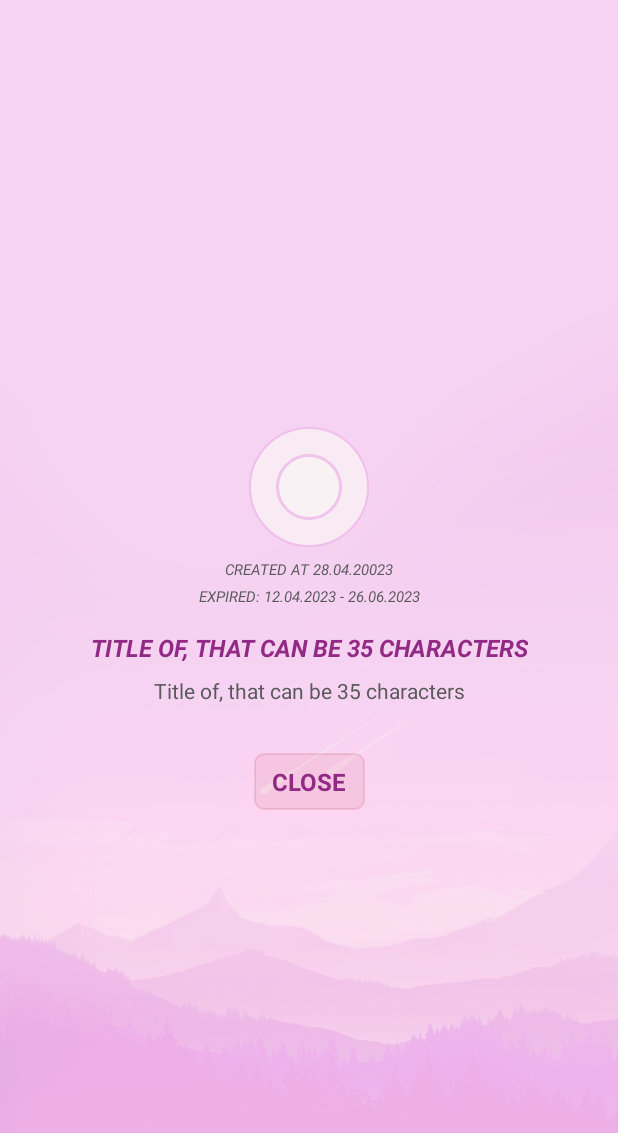
After one commit to dentorion/Tasks, an Android app: the layout task_details_dialog.xml on its own in the app's theme, with its tools: preview values and no code run, on a phone screen of 412 x 824 dp. The commit adds this screen. Shown: the top 1133 px of the screen. Run offline under Robolectric (Android 15) with nearby library versions, the phone set to English and light mode, and no system bars.

Commit message:
Add dialog window on long press task.

```diff
--- a/app/src/main/java/com/entin/lighttasks/data/db/TaskDao.kt
+++ b/app/src/main/java/com/entin/lighttasks/data/db/TaskDao.kt
@@ -32,10 +32,10 @@ interface TaskDao {
 
     // SORT_BY_DATE
 
-    @Query("SELECT * FROM tasks WHERE (is_finished != :hideFinished OR is_finished = 0) AND (is_task_expired != :hideDatePick OR is_task_expired = 0) AND title LIKE '%' || :search || '%' ORDER BY is_finished ASC, date_created ASC")
+    @Query("SELECT * FROM tasks WHERE (is_finished != :hideFinished OR is_finished = 0) AND (is_task_expired != :hideDatePick OR is_task_expired = 0) AND title LIKE '%' || :search || '%' ORDER BY is_finished ASC, created_at ASC")
     fun getTasksSortedByDateCreatedAsc(search: String, hideFinished: Boolean, hideDatePick: Boolean): Flow<List<Task>>
 
-    @Query("SELECT * FROM tasks WHERE (is_finished != :hideFinished OR is_finished = 0) AND (is_task_expired != :hideDatePick OR is_task_expired = 0) AND title LIKE '%' || :search || '%' ORDER BY is_finished ASC, date_created DESC")
+    @Query("SELECT * FROM tasks WHERE (is_finished != :hideFinished OR is_finished = 0) AND (is_task_expired != :hideDatePick OR is_task_expired = 0) AND title LIKE '%' || :search || '%' ORDER BY is_finished ASC, created_at DESC")
     fun getTasksSortedByDateCreatedDesc(search: String, hideFinished: Boolean, hideDatePick: Boolean): Flow<List<Task>>
 
     // SORT_BY_IMPORTANT
--- a/app/src/main/java/com/entin/lighttasks/domain/entity/Task.kt
+++ b/app/src/main/java/com/entin/lighttasks/domain/entity/Task.kt
@@ -23,7 +23,7 @@ data class Task(
     @ColumnInfo(name = "message") val message: String,
     @ColumnInfo(name = "is_finished") val finished: Boolean = false,
     @ColumnInfo(name = "is_important") val important: Boolean = false,
-    @ColumnInfo(name = "date_created") val date: Long = System.currentTimeMillis(),
+    @ColumnInfo(name = "created_at") val createdAt: Long = System.currentTimeMillis(),
     @ColumnInfo(name = "task_group") val group: Int,
     @ColumnInfo(name = "position") var position: Int = Int.MAX_VALUE,
     @ColumnInfo(name = "expire_date_first") var expireDateFirst: Long = ZERO_LONG,
--- a/app/src/main/java/com/entin/lighttasks/presentation/util/Constants.kt
+++ b/app/src/main/java/com/entin/lighttasks/presentation/util/Constants.kt
@@ -15,6 +15,12 @@ const val LANGUAGE_ENGLISH_SHOT = "en"
 const val LANGUAGE_SPANISH_SHOT = "es"
 const val LANGUAGE_POLISH_SHOT = "pl"
 const val LANGUAGE_UKRAINE_SHOT = "uk"
+
+/**
+ * Date formatting
+ */
+
+const val DATE_FORMAT_STANDARD = "dd/MM/yyyy"
 
 /**
  * Fields name for AddEditTaskViewModel
--- a/app/src/main/java/com/entin/lighttasks/presentation/util/DateExtensions.kt
+++ b/app/src/main/java/com/entin/lighttasks/presentation/util/DateExtensions.kt
@@ -8,18 +8,18 @@ import java.util.Date
 import java.util.Locale
 
 fun Date.toFormattedString(): String {
-    val dateFormat = SimpleDateFormat("dd/MM/yyyy", Locale.ENGLISH)
+    val dateFormat = SimpleDateFormat(DATE_FORMAT_STANDARD, Locale.getDefault())
     return dateFormat.format(this)
 }
 
 fun Long.toFormattedDateString(): String {
     val date = Date(this)
-    val dateFormat = SimpleDateFormat("dd/MM/yyyy", Locale.ENGLISH)
+    val dateFormat = SimpleDateFormat(DATE_FORMAT_STANDARD, Locale.getDefault())
     return dateFormat.format(date)
 }
 
 fun convertUnixTimestampToYearMonthDay(timestamp: Long): Triple<Int, Int, Int> {
-    val dateFormat = SimpleDateFormat("yyyy-MM-dd", Locale.getDefault())
+    val dateFormat = SimpleDateFormat(DATE_FORMAT_STANDARD, Locale.getDefault())
     val date = Date(timestamp) // Convert seconds to milliseconds
 
     val formattedDate = dateFormat.format(date)
--- a/app/src/main/res/layout/sort_task_dialog.xml
+++ b/app/src/main/res/layout/sort_task_dialog.xml
@@ -72,7 +72,7 @@
         app:layout_constraintEnd_toEndOf="parent"
         app:layout_constraintStart_toStartOf="parent"
         app:layout_constraintTop_toTopOf="parent"
-        app:layout_constraintVertical_chainStyle="packed" />
+        app:layout_constraintVertical_chainStyle="spread_inside" />
 
 
 </androidx.constraintlayout.widget.ConstraintLayout>
--- /dev/null
+++ b/app/src/main/res/layout/task_details_dialog.xml
@@ -0,0 +1,125 @@
+<?xml version="1.0" encoding="utf-8"?>
+<androidx.constraintlayout.widget.ConstraintLayout xmlns:android="http://schemas.android.com/apk/res/android"
+    xmlns:app="http://schemas.android.com/apk/res-auto"
+    xmlns:tools="http://schemas.android.com/tools"
+    android:layout_width="match_parent"
+    android:layout_height="match_parent"
+    android:background="@drawable/background_main_new"
+    android:elevation="@dimen/common_dialog_elevation_constraint"
+    android:padding="@dimen/common_dialog_padding_constraint"
+    tools:layout_editor_absoluteY="25dp">
+
+    <ImageView
+        android:id="@+id/dialog_task_details_task_circle"
+        android:layout_width="80dp"
+        android:layout_height="80dp"
+        android:alpha="@dimen/trash_basket_opacity_delete"
+        app:layout_constraintBottom_toTopOf="@+id/dialog_task_details_created"
+        app:layout_constraintEnd_toEndOf="parent"
+        app:layout_constraintHorizontal_bias="0.5"
+        app:layout_constraintStart_toStartOf="parent"
+        app:layout_constraintTop_toTopOf="parent"
+        app:layout_constraintVertical_chainStyle="packed"
+        app:srcCompat="@drawable/ic_circle" />
+
+    <ImageView
+        android:id="@+id/dialog_task_details_icon_to_show"
+        android:layout_width="52dp"
+        android:layout_height="52dp"
+        android:adjustViewBounds="true"
+        android:alpha="@dimen/small_icon_opacity_size_item"
+        android:paddingHorizontal="4dp"
+        android:paddingVertical="4dp"
+        android:scaleType="fitXY"
+        app:layout_constraintBottom_toBottomOf="@+id/dialog_task_details_task_circle"
+        app:layout_constraintEnd_toEndOf="@+id/dialog_task_details_task_circle"
+        app:layout_constraintStart_toStartOf="@+id/dialog_task_details_task_circle"
+        app:layout_constraintTop_toTopOf="@+id/dialog_task_details_task_circle"
+        app:srcCompat="@drawable/ic_circle" />
+
+    <TextView
+        android:id="@+id/dialog_task_details_created"
+        android:layout_width="wrap_content"
+        android:layout_height="wrap_content"
+        android:layout_marginTop="8dp"
+        android:gravity="center"
+        android:textAllCaps="true"
+        android:textColor="@color/gray"
+        android:textSize="10sp"
+        android:textStyle="italic"
+        app:layout_constraintBottom_toTopOf="@+id/dialog_task_details_expired"
+        app:layout_constraintEnd_toEndOf="@+id/dialog_task_details_task_circle"
+        app:layout_constraintHorizontal_bias="0.5"
+        app:layout_constraintStart_toStartOf="@+id/dialog_task_details_task_circle"
+        app:layout_constraintTop_toBottomOf="@+id/dialog_task_details_task_circle"
+        tools:text="Created at 28.04.20023" />
+
+    <TextView
+        android:id="@+id/dialog_task_details_expired"
+        android:layout_width="wrap_content"
+        android:layout_height="wrap_content"
+        android:layout_marginTop="4dp"
+        android:gravity="center"
+        android:textAllCaps="true"
+        android:textColor="@color/gray"
+        android:textSize="10sp"
+        android:textStyle="italic"
+        app:layout_constraintBottom_toTopOf="@+id/dialog_task_details_title"
+        app:layout_constraintEnd_toEndOf="@+id/dialog_task_details_created"
+        app:layout_constraintHorizontal_bias="0.5"
+        app:layout_constraintStart_toStartOf="@+id/dialog_task_details_created"
+        app:layout_constraintTop_toBottomOf="@+id/dialog_task_details_created"
+        tools:text="Expired: 12.04.2023 - 26.06.2023" />
+
+    <TextView
+        android:id="@+id/dialog_task_details_title"
+        android:layout_width="wrap_content"
+        android:layout_height="wrap_content"
+        android:layout_marginTop="16dp"
+        android:gravity="center"
+        android:textAllCaps="true"
+        android:textColor="@color/color_main"
+        android:textSize="@dimen/text_size_delete"
+        android:textStyle="bold|italic"
+        app:layout_constraintBottom_toTopOf="@+id/dialog_task_details_message"
+        app:layout_constraintEnd_toEndOf="parent"
+        app:layout_constraintHorizontal_bias="0.5"
+        app:layout_constraintStart_toStartOf="parent"
+        app:layout_constraintTop_toBottomOf="@+id/dialog_task_details_expired"
+        tools:text="Title of, that can be 35 characters" />
+
+    <TextView
+        android:id="@+id/dialog_task_details_message"
+        android:layout_width="wrap_content"
+        android:layout_height="wrap_content"
+        android:layout_marginTop="8dp"
+        android:gravity="center"
+        android:textColor="@color/gray"
+        android:textSize="14sp"
+        app:layout_constraintBottom_toTopOf="@+id/dialog_task_details_cancel_button"
+        app:layout_constraintEnd_toEndOf="parent"
+        app:layout_constraintHorizontal_bias="0.5"
+        app:layout_constraintStart_toStartOf="parent"
+        app:layout_constraintTop_toBottomOf="@+id/dialog_task_details_title"
+        tools:text="Title of, that can be 35 characters" />
+
+    <TextView
+        android:id="@+id/dialog_task_details_cancel_button"
+        android:layout_width="wrap_content"
+        android:layout_height="wrap_content"
+        android:layout_marginTop="32dp"
+        android:background="@drawable/important_background"
+        android:paddingHorizontal="12dp"
+        android:paddingVertical="8dp"
+        android:text="@string/close"
+        android:textAllCaps="true"
+        android:textColor="@color/color_main"
+        android:textSize="@dimen/text_size_delete"
+        android:textStyle="bold"
+        app:layout_constraintBottom_toBottomOf="parent"
+        app:layout_constraintEnd_toEndOf="parent"
+        app:layout_constraintHorizontal_bias="0.5"
+        app:layout_constraintStart_toStartOf="parent"
+        app:layout_constraintTop_toBottomOf="@+id/dialog_task_details_message" />
+
+</androidx.constraintlayout.widget.ConstraintLayout>
--- a/app/src/main/res/layout/task_item.xml
+++ b/app/src/main/res/layout/task_item.xml
@@ -2,6 +2,7 @@
 <androidx.constraintlayout.widget.ConstraintLayout xmlns:android="http://schemas.android.com/apk/res/android"
     xmlns:app="http://schemas.android.com/apk/res-auto"
     xmlns:tools="http://schemas.android.com/tools"
+    android:id="@+id/task_root"
     android:layout_width="match_parent"
     android:layout_height="@dimen/height_item"
     android:layout_marginBottom="@dimen/margin_bottom_item"
--- a/app/src/main/res/values/strings.xml
+++ b/app/src/main/res/values/strings.xml
@@ -63,4 +63,6 @@
     <string name="click_me">click me</string>
     <string name="options_show_events">Hide events</string>
     <string name="add_edit_task_add_date_label" >Add time limit</string>
+    <string name="close" >Close</string>
+    <string name="expiration_date_format">Expiration date: %1$s - %2$s</string>
 </resources>
```
Also changed, not shown: app/src/main/java/com/entin/lighttasks/presentation/ui/dialogs/TaskDetailsDialog.kt (added, +62 -0 lines), app/src/main/java/com/entin/lighttasks/presentation/ui/main/AllTasksFragment.kt (+12 -1 lines), app/src/main/java/com/entin/lighttasks/presentation/ui/main/adapter/AllTasksAdapter.kt (+6 -3 lines), app/src/main/res/navigation/nav_graph.xml (+9 -0 lines), 3 other files.
